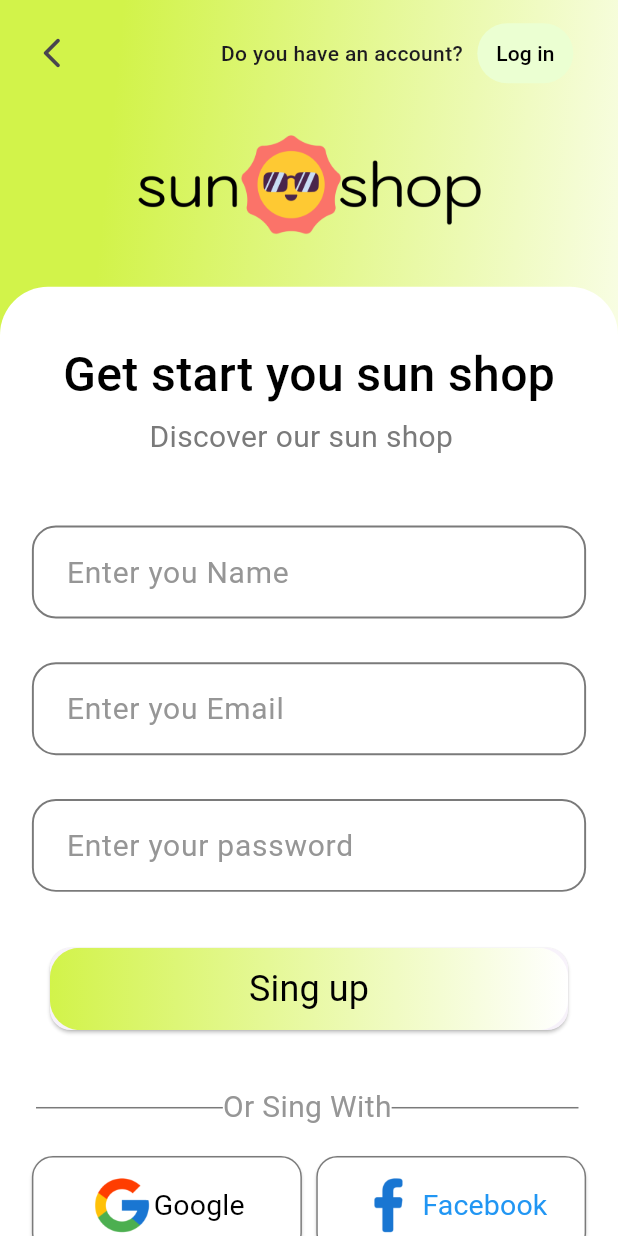
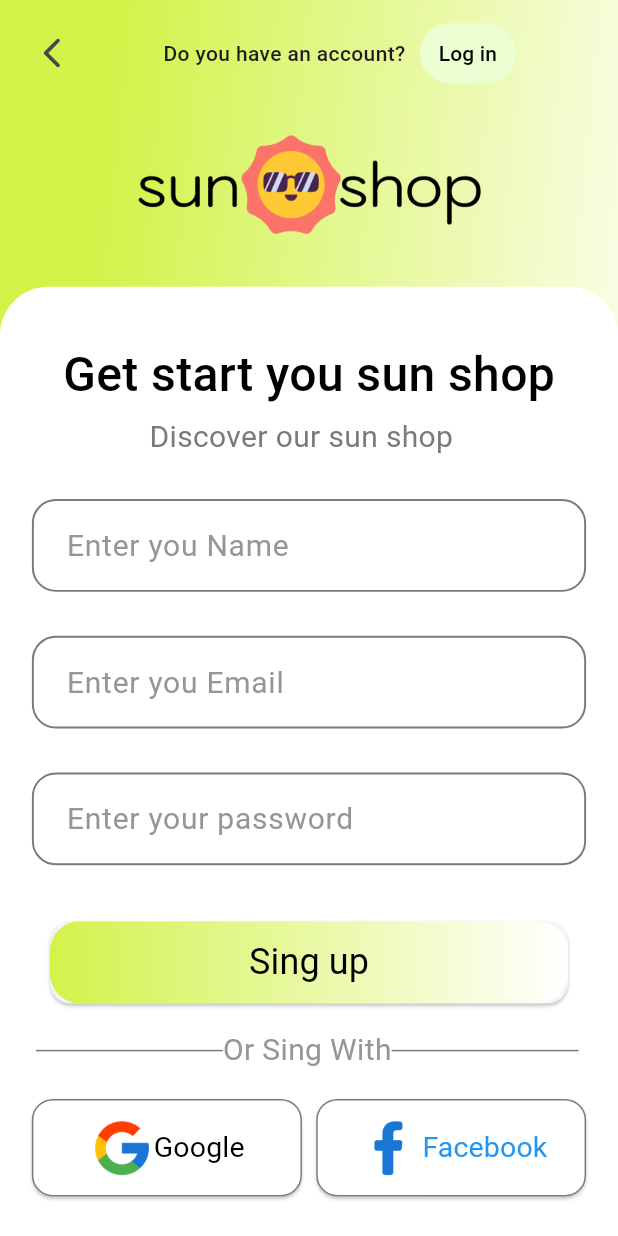
Before and after one commit to Ghatih-Falyoun/sun_shop, a Flutter app: the SingupScreen screen opened by its route, on a phone screen of 412 x 824 dp. Run offline on Flutter 3.47's test engine with Material 3 defaults, Android fonts, the phone set to English and light mode, and no system bars; our stand-ins replace bloc, firebase_core, flutter_bloc, flutter_screenutil, freezed_annotation; accounts and stored records are empty.

Commit message:
-add freezed -add flutter_bloc -add build_runner -addfirebase_core -add the project to firebase account -add app regex -add singup cubit -add fastlane -make some adjustments to singup and login screen

```diff
--- a/lib/core/routes/app_route.dart
+++ b/lib/core/routes/app_route.dart
@@ -1,7 +1,9 @@
 import 'package:flutter/material.dart';
+import 'package:flutter_bloc/flutter_bloc.dart';
 import 'package:sun_shop/core/routes/routes.dart';
 import 'package:sun_shop/features/login/login_screen.dart';
 import 'package:sun_shop/features/onbording/on_bording_screen.dart';
+import 'package:sun_shop/features/sinup/logic/cubit/singup_cubit.dart';
 import 'package:sun_shop/features/sinup/singup_screen.dart';
 
 class AppRoute {
@@ -15,7 +17,10 @@ class AppRoute {
         );
       case Routes.singUpScreen:
         return MaterialPageRoute(
-          builder: (context) => SingupScreen(),
+          builder: (context) => BlocProvider(
+            create: (context) => SingupCubit(),
+            child: SingupScreen(),
+          ),
         );
       default:
         return null;
--- a/lib/core/widgets/text_form_field.dart
+++ b/lib/core/widgets/text_form_field.dart
@@ -67,9 +67,6 @@ class AppTextFormField extends StatelessWidget {
             color: Colors.red,
             width: 1.3,
           )),
-
-
-
           hintStyle: hintStyle ?? textStyles.reqular14lightGray,
           hintText: hintText,
           suffixIcon: suffixIcon,
@@ -80,6 +77,7 @@ class AppTextFormField extends StatelessWidget {
       validator: (value) {
         return validator(value);
       },
+
     );
   }
 }
--- a/lib/features/login/widgets/custom_app_row.dart
+++ b/lib/features/login/widgets/custom_app_row.dart
@@ -37,7 +37,7 @@ class customAppRow extends StatelessWidget {
                     backgroundColor: WidgetStatePropertyAll(Color(0xffEBFFD2))),
               ),
               SizedBox(
-                width: 20.w,
+                width: 60.w,
               )
             ],
           )
--- a/lib/features/login/widgets/login_card.dart
+++ b/lib/features/login/widgets/login_card.dart
@@ -18,7 +18,7 @@ class LoginCard extends StatelessWidget {
           borderRadius:
               BorderRadiusDirectional.vertical(top: Radius.circular(32))),
       //width: double.infinity,
-      height: 690.h,
+      height: 750.h,
       child: Column(
         children: [
           WelcomText(),
--- a/lib/features/onbording/widgets/get_start.dart
+++ b/lib/features/onbording/widgets/get_start.dart
@@ -15,7 +15,7 @@ class GetStart extends StatelessWidget {
           color: Colors.white,
           borderRadius:
               BorderRadiusDirectional.vertical(top: Radius.circular(32))),
-      height: 690.h,
+      height: 750.h,
       child: Column(
 
         children: [
--- /dev/null
+++ b/lib/features/sinup/logic/cubit/singup_cubit.dart
@@ -0,0 +1,14 @@
+import 'package:bloc/bloc.dart';
+import 'package:flutter/material.dart';
+import 'package:sun_shop/features/sinup/logic/cubit/singup_state.dart';
+
+
+class SingupCubit extends Cubit<SingupState> {
+  SingupCubit() : super(SingupState.initial());
+    TextEditingController nameController = TextEditingController();
+    TextEditingController emailController = TextEditingController();
+    TextEditingController passwordController = TextEditingController();
+    final key = GlobalKey<FormState>();
+
+
+}
--- /dev/null
+++ b/lib/features/sinup/logic/cubit/singup_state.dart
@@ -0,0 +1,12 @@
+import 'package:freezed_annotation/freezed_annotation.dart';
+
+part  'singup_state.freezed.dart';
+
+
+@freezed
+class SingupState with _$SingupState {
+  const factory SingupState.initial() = _Initial;
+  const factory SingupState.loading() = Loading;
+  const factory SingupState.success() = Success;
+  const factory SingupState.error() = Error;
+}
--- a/lib/features/sinup/singup_screen.dart
+++ b/lib/features/sinup/singup_screen.dart
@@ -1,9 +1,12 @@
 import 'package:flutter/material.dart';
+import 'package:flutter_bloc/flutter_bloc.dart';
 import 'package:flutter_screenutil/flutter_screenutil.dart';
 import 'package:sun_shop/core/helpers/extensions.dart';
 import 'package:sun_shop/core/routes/routes.dart';
 import 'package:sun_shop/core/widgets/colorful_background.dart';
 import 'package:sun_shop/features/login/widgets/custom_app_row.dart';
+import 'package:sun_shop/features/sinup/logic/cubit/singup_cubit.dart';
+import 'package:sun_shop/features/sinup/logic/cubit/singup_state.dart';
 import 'package:sun_shop/features/sinup/widgets/singup_card.dart';
 
 class SingupScreen extends StatelessWidget {
@@ -13,11 +16,15 @@ class SingupScreen extends StatelessWidget {
   Widget build(BuildContext context) {
     return Scaffold(
         body: ColorfulBackground(
-              child: SafeArea(
+      child: SafeArea(
         child: SingleChildScrollView(
           child: Column(
             children: [
-              customAppRow(massageText: 'Do you have an account?',buttonText: 'Log in',onPressed: () => context.pushNamed(Routes.loginScreen),),
+              customAppRow(
+                massageText: 'Do you have an account?',
+                buttonText: 'Log in',
+                onPressed: () => context.pushNamed(Routes.loginScreen),
+              ),
               SizedBox(
                 height: 25.h,
               ),
@@ -28,12 +35,15 @@ class SingupScreen extends StatelessWidget {
               SizedBox(
                 height: 30.h,
               ),
-              singupCard(),
-
+              BlocBuilder<SingupCubit, SingupState>(
+                builder: (context, state) {
+                  return singupCard();
+                },
+              ),
             ],
           ),
         ),
-              ),
-            ));
+      ),
+    ));
   }
 }
--- a/lib/features/sinup/widgets/email_and_password_and_name.dart
+++ b/lib/features/sinup/widgets/email_and_password_and_name.dart
@@ -1,44 +1,77 @@
 import 'package:flutter/material.dart';
+import 'package:flutter_bloc/flutter_bloc.dart';
 import 'package:flutter_screenutil/flutter_screenutil.dart';
+import 'package:sun_shop/core/helpers/app_regex.dart';
 import 'package:sun_shop/core/theme/text_styles.dart';
 import 'package:sun_shop/core/widgets/gradient_button.dart';
 import 'package:sun_shop/core/widgets/text_form_field.dart';
+import 'package:sun_shop/features/sinup/logic/cubit/singup_cubit.dart';
 
 class EmailAndPasswordAndName extends StatelessWidget {
-  const EmailAndPasswordAndName({super.key});
+
+  EmailAndPasswordAndName({super.key});
 
   @override
   Widget build(BuildContext context) {
-    TextEditingController nameController = TextEditingController();
-    TextEditingController emailController = TextEditingController();
-    TextEditingController passwordController = TextEditingController();
     return Padding(
       padding: EdgeInsets.symmetric(horizontal: 24.h),
       child: Form(
+          key: context.read<SingupCubit>().key,
           child: Column(
             children: [
               AppTextFormField(
-            controller: nameController,
+                controller: context.read<SingupCubit>().nameController,
                 hintText: 'Enter you Name',
-            validator: (p0) {},
-          ),SizedBox(
-            height: 33.h,
-          ),
-          AppTextFormField(
-            controller: emailController,
-            hintText: 'Enter you Email',
-            validator: (p0) {},
+                validator: (value) {
+                  if (value == null || value.isEmpty) {
+                    return 'Please enter your name';
+                  }
+                  return null;
+                },
               ),
               SizedBox(
                 height: 33.h,
               ),
               AppTextFormField(
-              controller: passwordController,
+                controller: context.read<SingupCubit>().emailController,
+                hintText: 'Enter you Email',
+                validator: (value) {
+                  if (value == null ||
+                      value.isEmpty ||
+                      !AppRegex.isEmailValid(value)) {
+                    return 'Please enter valid email';
+                  }
+                  return null;
+                },
+              ),
+              SizedBox(
+                height: 33.h,
+              ),
+              AppTextFormField(
+                controller: context.read<SingupCubit>().passwordController,
                 hintText: 'Enter your password',
-              validator: (p0) {}),
-              SizedBox(height:  33.h,),
-          GradientButton(textStyle: textStyles.reqular24Black, height: 62, width: 380, text: 'Sing up', onPressed: (){})
-
+                validator: (value) {
+                  if (value == null ||
+                      value.isEmpty ||
+                      !AppRegex.isPasswordValid(value)) {
+                    return 'Please enter Strong password';
+                  }
+                  return null;
+                },
+              ),
+              SizedBox(
+                height: 33.h,
+              ),
+              GradientButton(
+                  textStyle: textStyles.reqular24Black,
+                  height: 62,
+                  width: 380,
+                  text: 'Sing up',
+                  onPressed: () {
+                    if (context.read<SingupCubit>().key.currentState!.validate()) {
+                      print('its valid');
+                    }
+                  })
             ],
           )),
     );
--- a/lib/features/sinup/widgets/singup_card.dart
+++ b/lib/features/sinup/widgets/singup_card.dart
@@ -17,14 +17,14 @@ class singupCard extends StatelessWidget {
           borderRadius:
               BorderRadiusDirectional.vertical(top: Radius.circular(32))),
       width: double.infinity,
-      height: 750.h,
+      height: 800.h,
       child: Column(
         children: [
           GetStartedText(),
-          SizedBox(height: 50.h),
+          SizedBox(height: 30.h),
           EmailAndPasswordAndName(),
           SizedBox(
-            height: 33.h,
+            height: 10.h,
           ),
           orSingWith(),
           SizedBox(
```
Also changed, not shown: lib/core/helpers/app_regex.dart (added, +36 -0 lines), lib/features/login/widgets/email_and_password.dart (+11 -3 lines), pubspec.yaml (+10 -0 lines), firebase.json (added), lib/features/sinup/logic/cubit/singup_state.freezed.dart (added), lib/firebase_options.dart (added), pubspec.lock, 11 other files. Lines whose indentation alone changed are shown as unchanged.
